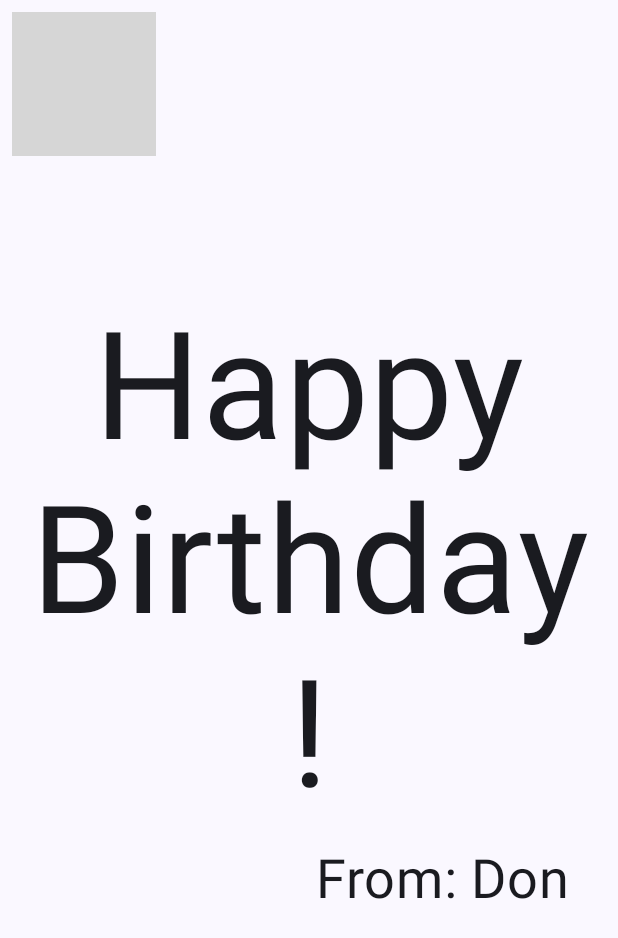
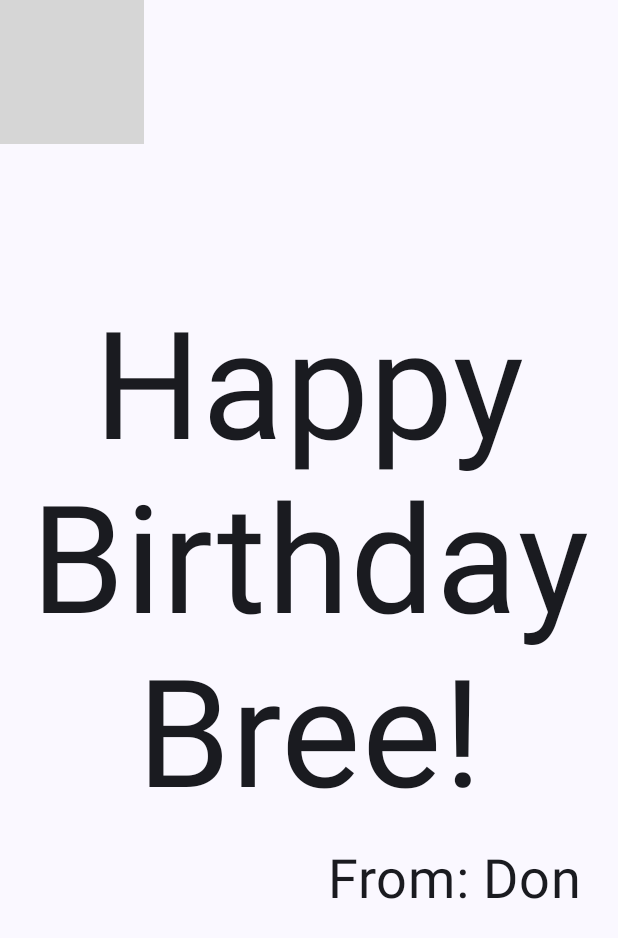
Before and after one commit to DonMykl/ComposeBirthday, an Android app built with Jetpack Compose: the screen it shows after launch (MainActivity), on a phone screen of 412 x 824 dp. Shown: the top 938 px of the screen. Run offline under Robolectric (Android 15) with nearby library versions, the phone set to English and light mode, and no system bars; grey boxes are pictures that could not be loaded.

Commit message:
Removed hardcoded strings and added stringResource files Added contentScaling to make the image fit in the center Added an alpha to change the opacity of the image

```diff
--- a/app/src/main/java/com/example/composebirthday/MainActivity.kt
+++ b/app/src/main/java/com/example/composebirthday/MainActivity.kt
@@ -16,7 +16,9 @@ import androidx.compose.material3.Text
 import androidx.compose.runtime.Composable
 import androidx.compose.ui.Alignment
 import androidx.compose.ui.Modifier
+import androidx.compose.ui.layout.ContentScale
 import androidx.compose.ui.res.painterResource
+import androidx.compose.ui.res.stringResource
 import androidx.compose.ui.text.style.TextAlign
 import androidx.compose.ui.tooling.preview.Preview
 import androidx.compose.ui.unit.dp
@@ -29,11 +31,15 @@ class MainActivity : ComponentActivity() {
         enableEdgeToEdge()
         setContent {
             ComposeBirthdayTheme {
-                Surface(modifier = Modifier.fillMaxSize(),
+                //A Surface container using the 'background' color from the theme
+                Surface(
+                    modifier = Modifier.fillMaxSize(),
                     color = MaterialTheme.colorScheme.background
                 ) {
-                    WagwanImage(message = "Happy Birthday!", from = "From: Don",
-                        modifier = Modifier.padding(8.dp)
+                    WagwanImage(
+                        message = stringResource(R.string.happy_birthday_text),
+                        from = stringResource(R.string.signature_text),
+                        //modifier = Modifier.padding(8.dp)
                     )
                 }
             }
@@ -57,6 +63,7 @@ fun WagwanText(modifier: Modifier = Modifier, message: String, from: String) {
             text = from,
             fontSize = 36.sp,
             modifier = Modifier
+                //.background(color = Color.Cyan)
                 .padding(16.dp)
                 .align(alignment = Alignment.End)
         )
@@ -69,7 +76,9 @@ fun WagwanImage(modifier: Modifier = Modifier, message: String, from: String) {
     Box(modifier) {
         Image(
             painter = image,
-            contentDescription = null)
+            contentDescription = null,
+            contentScale = ContentScale.Crop,
+            alpha = 0.65F)
         WagwanText(
             message = message,
             from = from,
@@ -85,6 +94,9 @@ fun WagwanImage(modifier: Modifier = Modifier, message: String, from: String) {
 @Composable
 fun WagwanPreview() {
     ComposeBirthdayTheme {
-        WagwanImage(message = "Happy Birthday Bree!", from = "From: Don")
-        }
+        WagwanImage(
+            message = stringResource(R.string.happy_birthday_text),
+            from = stringResource(R.string.signature_text)
+        )
+    }
 }
--- a/app/src/main/res/values/strings.xml
+++ b/app/src/main/res/values/strings.xml
@@ -1,3 +1,5 @@
 <resources>
     <string name="app_name">ComposeBirthday</string>
+    <string name="happy_birthday_text">Happy Birthday Bree!</string>
+    <string name="signature_text">From: Don</string>
 </resources>
```
